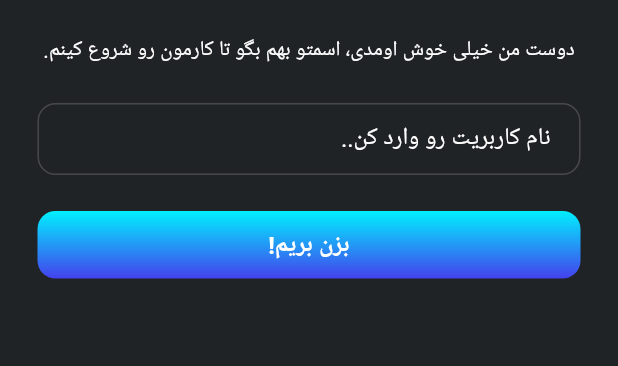
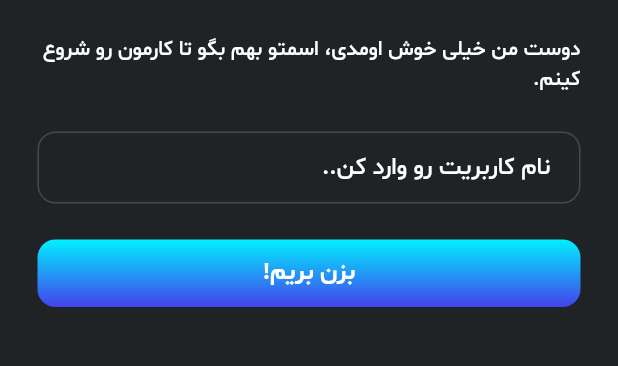
Before and after one commit to mohammad-dehghanifard/flutter_note_app, a Flutter app: the screen it shows after launch, on a phone screen of 412 x 824 dp, the part 230-596 px from its top. Run offline on Flutter 3.47's test engine with Material 3 defaults, Android fonts, the phone set to English and light mode, and no system bars; our stand-ins replace flutter_spinkit, get.

Commit message:
add font to project

```diff
--- a/lib/core/themes/theme_helper.dart
+++ b/lib/core/themes/theme_helper.dart
@@ -2,6 +2,7 @@ import 'package:flutter/material.dart';
 
 class ThemeHelper {
   static final ThemeData dark = ThemeData(
+    fontFamily: "Shabnam",
     useMaterial3: true,
     scaffoldBackgroundColor: const Color(0xFF202326),
     colorScheme: const ColorScheme.dark(
```
Also changed, not shown: pubspec.yaml (+10 -12 lines), assets/font/Shabnam-Bold-FD.ttf (added), assets/font/Shabnam-Light-FD.ttf (added), assets/font/Shabnam-Medium-FD.ttf (added).
